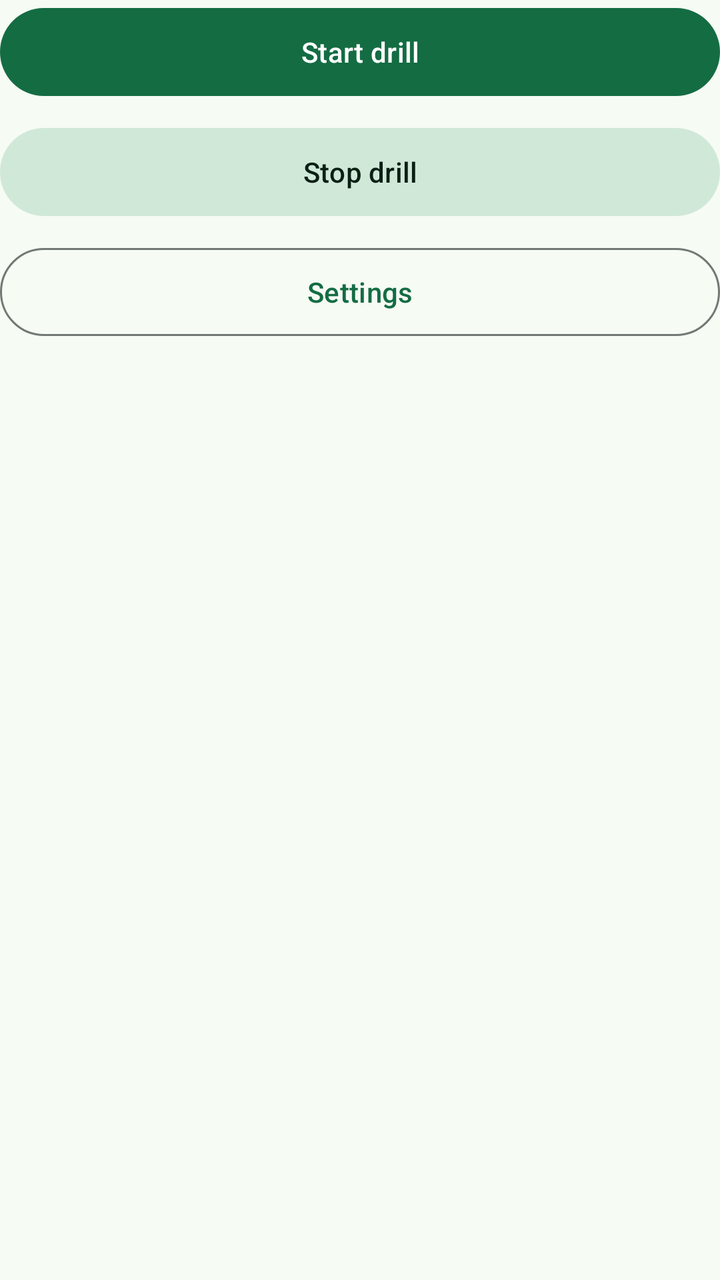
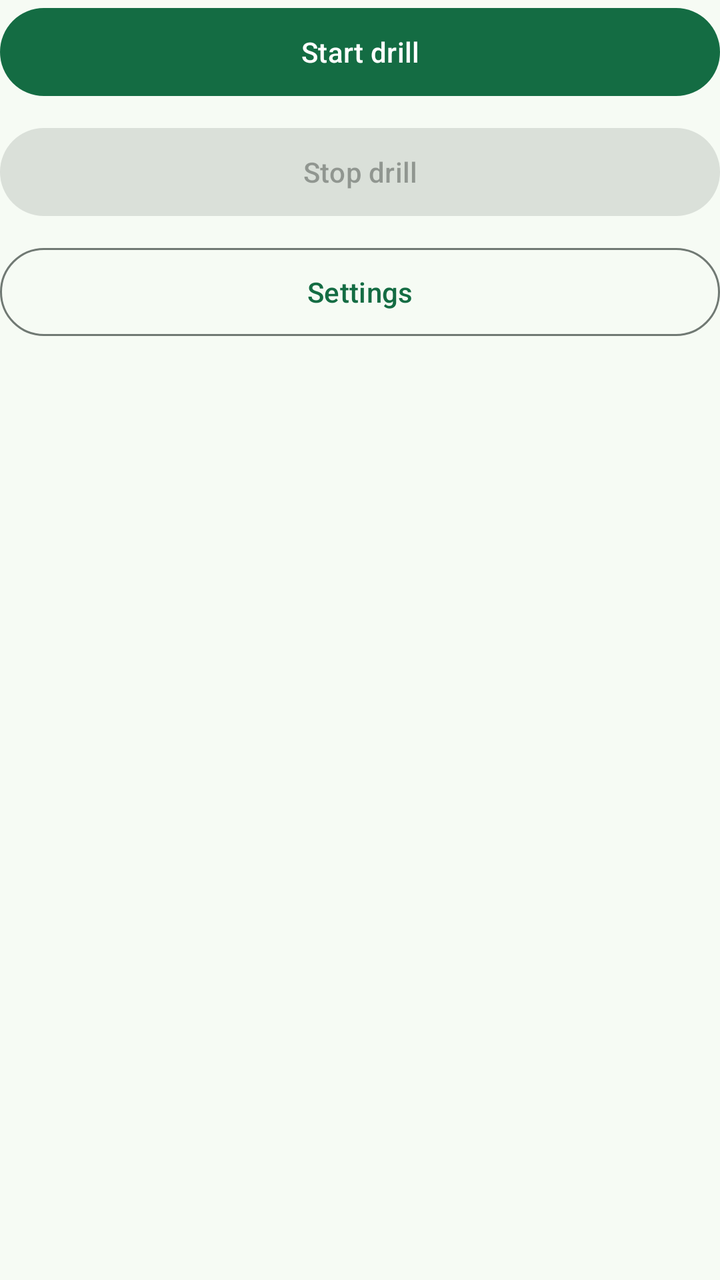

The first picture is an Android layout as it rendered before a commit; the second is the same layout after the commit. The layout source and the unified diff follow.
<!-- AndroidManifest.xml: application theme Theme.VoiceSrs -->
<!-- res/layout/include_actions.xml -->
<?xml version="1.0" encoding="utf-8"?>
<LinearLayout xmlns:android="http://schemas.android.com/apk/res/android"
    android:id="@+id/actionRow"
    android:layout_width="match_parent"
    android:layout_height="wrap_content"
    android:orientation="vertical">

    <Button
        android:id="@+id/startButton"
        style="@style/Widget.Material3.Button"
        android:layout_width="match_parent"
        android:layout_height="wrap_content"
        android:minHeight="52dp"
        android:text="@string/app_start" />

    <Button
        android:id="@+id/stopButton"
        style="@style/Widget.Material3.Button.TonalButton"
        android:layout_width="match_parent"
        android:layout_height="wrap_content"
        android:layout_marginTop="8dp"
        android:minHeight="52dp"
        android:text="@string/app_stop" />

    <Button
        android:id="@+id/settingsButton"
        style="@style/Widget.Material3.Button.OutlinedButton"
        android:layout_width="match_parent"
        android:layout_height="wrap_content"
        android:layout_marginTop="8dp"
        android:minHeight="52dp"
        android:text="@string/app_settings" />
</LinearLayout>
<!-- resources referenced by this layout -->
<resources>
  <string name="app_settings">Settings</string>
  <string name="app_start">Start drill</string>
  <string name="app_stop">Stop drill</string>
  <style name="Theme.VoiceSrs" parent="Theme.Material3.DayNight.NoActionBar">
          <item name="colorPrimary">@color/md_theme_primary</item>
          <item name="colorOnPrimary">@color/md_theme_onPrimary</item>
          <item name="colorPrimaryContainer">@color/md_theme_primaryContainer</item>
          <item name="colorOnPrimaryContainer">@color/md_theme_onPrimaryContainer</item>
          <item name="colorSecondary">@color/md_theme_secondary</item>
          <item name="colorOnSecondary">@color/md_theme_onSecondary</item>
          <item name="colorSecondaryContainer">@color/md_theme_secondaryContainer</item>
          <item name="colorOnSecondaryContainer">@color/md_theme_onSecondaryContainer</item>
          <item name="colorTertiary">@color/md_theme_tertiary</item>
          <item name="colorOnTertiary">@color/md_theme_onTertiary</item>
          <item name="colorTertiaryContainer">@color/md_theme_tertiaryContainer</item>
          <item name="colorOnTertiaryContainer">@color/md_theme_onTertiaryContainer</item>
          <item name="android:colorBackground">@color/md_theme_background</item>
          <item name="colorSurface">@color/md_theme_surface</item>
          <item name="colorOnSurface">@color/md_theme_onSurface</item>
          <item name="colorSurfaceVariant">@color/md_theme_surfaceVariant</item>
          <item name="colorOnSurfaceVariant">@color/md_theme_onSurfaceVariant</item>
          <item name="colorOutline">@color/md_theme_outline</item>
          <item name="colorError">@color/md_theme_error</item>
          <item name="colorOnError">@color/md_theme_onError</item>
          <item name="android:statusBarColor">@android:color/transparent</item>
          <item name="android:navigationBarColor">@android:color/transparent</item>
          <item name="android:forceDarkAllowed">false</item>
      </style>
  <color name="md_theme_primary">#146C43</color>
  <color name="md_theme_onPrimary">#FFFFFF</color>
  <color name="md_theme_primaryContainer">#A4F4C4</color>
  <color name="md_theme_onPrimaryContainer">#002110</color>
  <color name="md_theme_secondary">#4D6356</color>
  <color name="md_theme_onSecondary">#FFFFFF</color>
  <color name="md_theme_secondaryContainer">#D0E8D8</color>
  <color name="md_theme_onSecondaryContainer">#0B1F15</color>
  <color name="md_theme_tertiary">#3C6472</color>
  <color name="md_theme_onTertiary">#FFFFFF</color>
  <color name="md_theme_tertiaryContainer">#C0E9FA</color>
  <color name="md_theme_onTertiaryContainer">#001F28</color>
  <color name="md_theme_background">#F6FBF4</color>
  <color name="md_theme_surface">#F6FBF4</color>
  <color name="md_theme_onSurface">#171D19</color>
  <color name="md_theme_surfaceVariant">#DCE5DC</color>
  <color name="md_theme_onSurfaceVariant">#404943</color>
  <color name="md_theme_outline">#707973</color>
  <color name="md_theme_error">#BA1A1A</color>
  <color name="md_theme_onError">#FFFFFF</color>
</resources>

<!-- the commit's change to res/layout/include_actions.xml (unified diff, before → after) -->
@@ -19,8 +19,19 @@
         android:layout_width="match_parent"
         android:layout_height="wrap_content"
         android:layout_marginTop="8dp"
+        android:enabled="false"
         android:minHeight="52dp"
         android:text="@string/app_stop" />
+
+    <Button
+        android:id="@+id/syncButton"
+        style="@style/Widget.Material3.Button.TonalButton"
+        android:layout_width="match_parent"
+        android:layout_height="wrap_content"
+        android:layout_marginTop="8dp"
+        android:minHeight="52dp"
+        android:text="@string/app_sync"
+        android:visibility="gone" />
 
     <Button
         android:id="@+id/settingsButton"
<!-- resource entries referenced after the edit -->
@@ -3,6 +3,7 @@
   <string name="app_settings">Settings</string>
   <string name="app_start">Start drill</string>
   <string name="app_stop">Stop drill</string>
+  <string name="app_sync">Sync</string>
   <style name="Theme.VoiceSrs" parent="Theme.Material3.DayNight.NoActionBar">
           <item name="colorPrimary">@color/md_theme_primary</item>
           <item name="colorOnPrimary">@color/md_theme_onPrimary</item>
